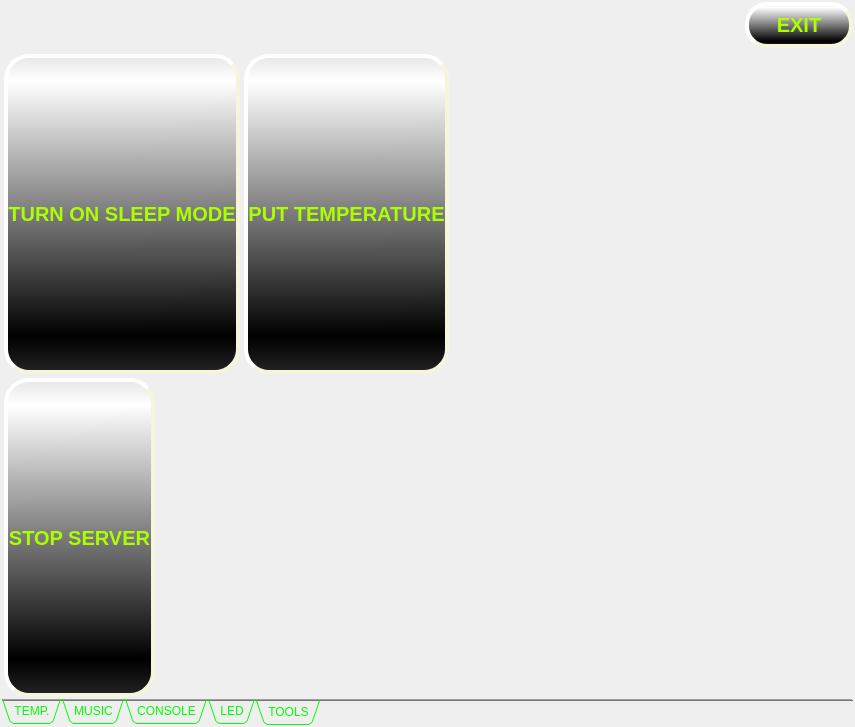
Old version of the form iDom_Client/idom_client.ui in the repository cyniu88/QT_kurs.
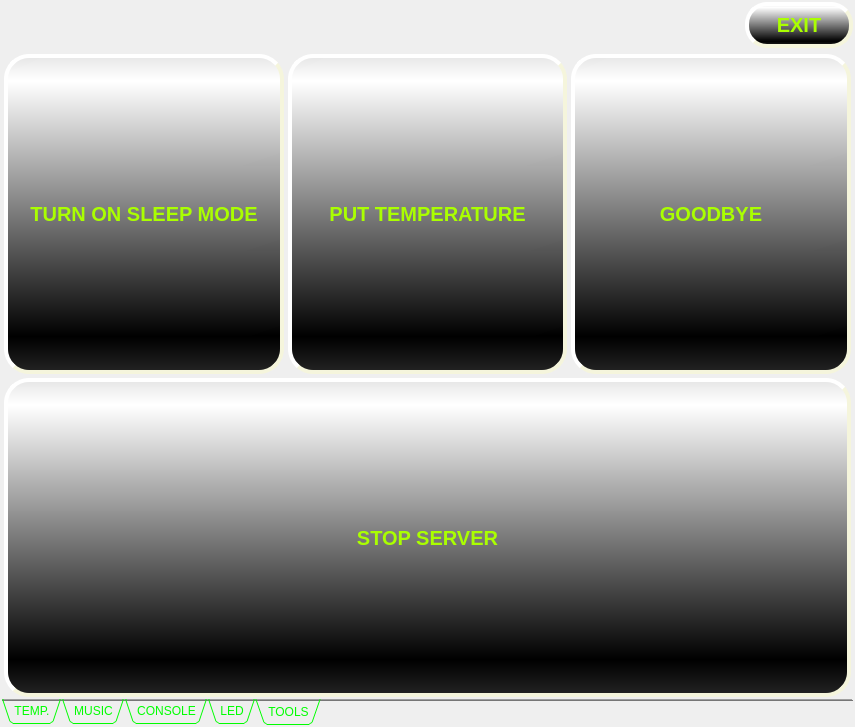
New version of the form. The open tabs and pages were chosen to show the change. Icons and pictures are not drawn.

Commit message: nowa wersja exe, przycisk goodbye, + rsa osobny projekt

Diff of the .ui file:
```diff
--- a/iDom_Client/idom_client.ui
+++ b/iDom_Client/idom_client.ui
@@ -2132,17 +2132,29 @@
              </widget>
             </item>
             <item>
-             <spacer name="horizontalSpacer_2">
-              <property name="orientation">
-               <enum>Qt::Horizontal</enum>
+             <widget class="QPushButton" name="pushButton_goodBye">
+              <property name="sizePolicy">
+               <sizepolicy hsizetype="Minimum" vsizetype="Ignored">
+                <horstretch>0</horstretch>
+                <verstretch>0</verstretch>
+               </sizepolicy>
               </property>
-              <property name="sizeHint" stdset="0">
-               <size>
-                <width>40</width>
-                <height>20</height>
-               </size>
+              <property name="styleSheet">
+               <string notr="true">
+color: rgb(170, 255, 0);
+background-color: qlineargradient(spread:reflect, x1:0.782146, y1:0.886, x2:0.780899, y2:0.079, stop:0 rgba(0, 0, 0, 255), stop:1 rgba(255, 255, 255, 255));
+ border-style: outset;
+    border-width: 4px;
+border-color: rgb(255, 255, 255);
+    border-radius: 25px;
+    border-color: beige;
+    font: bold 20px;
+ </string>
               </property>
-             </spacer>
+              <property name="text">
+               <string>GOODBYE</string>
+              </property>
+             </widget>
             </item>
            </layout>
           </item>
@@ -2150,19 +2162,6 @@
         </item>
         <item row="1" column="0">
          <layout class="QGridLayout" name="gridLayout_12">
-          <item row="0" column="1">
-           <spacer name="horizontalSpacer_3">
-            <property name="orientation">
-             <enum>Qt::Horizontal</enum>
-            </property>
-            <property name="sizeHint" stdset="0">
-             <size>
-              <width>40</width>
-              <height>20</height>
-             </size>
-            </property>
-           </spacer>
-          </item>
           <item row="0" column="0">
            <widget class="QPushButton" name="stopServerButton">
             <property name="sizePolicy">
```
Left out of the diff: 2 changed lines with no effect on the pictures. The commit also changes 8 other files.
